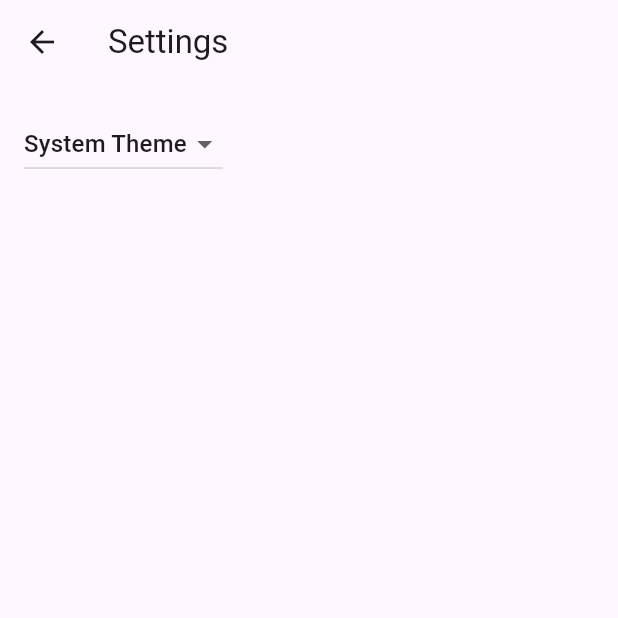
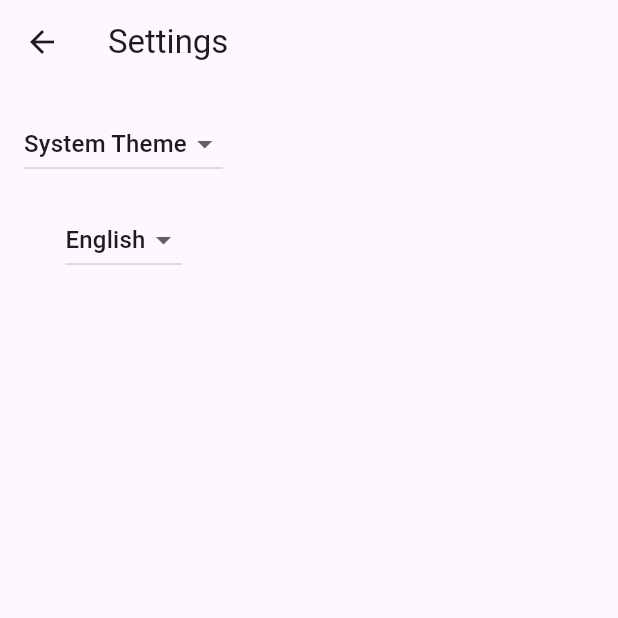
Before and after one commit to jmbae/flutter_todo_app, a Flutter app: the screen it shows after launch, after a tap on the "settings" icon, on a phone screen of 412 x 824 dp, the top half of it. Run offline on Flutter 3.47's test engine with Material 3 defaults, Android fonts, the phone set to English and light mode, and no system bars; generated files the repository leaves out were written again.

Commit message:
앱의 다국어 지원 추가 및 한국어 로컬라이제이션 파일 생성

```diff
--- a/lib/src/app.dart
+++ b/lib/src/app.dart
@@ -24,14 +24,27 @@ class MyApp extends StatelessWidget {
         return MaterialApp(
           restorationScopeId: 'app',
           localizationsDelegates: const [
+            // 앱에서 사용하는 지역화 문자열을 찾는 데 사용됩니다.
             AppLocalizations.delegate,
+
+            // Flutter에서 제공하는 기본적인 위젯들의 다국어 지원을 위한 delegate입니다.
+            // Material Design 위젯 (예: ElevatedButton, TextField)의 텍스트를 번역합니다.
+            // (예: "OK", "Cancel" 버튼의 텍스트, 달력의 요일 이름 등)
             GlobalMaterialLocalizations.delegate,
+
+            // Flutter 위젯들의 일반적인 텍스트 (Material Design 이외의 부분)를 위한 delegate입니다.
+            // 플랫폼에 따른 텍스트 방향 (LTR/RTL) 설정 등을 처리합니다.
             GlobalWidgetsLocalizations.delegate,
+
+            // Cupertino (iOS 스타일) 위젯들의 다국어 지원을 위한 delegate입니다.
+            // CupertinoAlertDialog, CupertinoDatePicker 등의 위젯에 사용되는 텍스트를 번역합니다.
             GlobalCupertinoLocalizations.delegate,
           ],
           supportedLocales: const [
-            Locale('en', ''), // English, no country code
+            Locale('en', ''),
+            Locale('ko', ''),
           ],
+          locale: settingsController.locale,
           onGenerateTitle: (BuildContext context) =>
               AppLocalizations.of(context)!.appTitle,
           theme: ThemeData(),
--- a/lib/src/localization/app_en.arb
+++ b/lib/src/localization/app_en.arb
@@ -1,5 +1,6 @@
 {
-  "appTitle": "flutter_todo_app",
+  "@@locale": "en",
+  "appTitle": "Flutter Todo App",
   "@appTitle": {
     "description": "The title of the application"
   }
--- a/lib/src/settings/settings_controller.dart
+++ b/lib/src/settings/settings_controller.dart
@@ -2,49 +2,46 @@ import 'package:flutter/material.dart';
 
 import 'settings_service.dart';
 
-/// A class that many Widgets can interact with to read user settings, update
-/// user settings, or listen to user settings changes.
-///
-/// Controllers glue Data Services to Flutter Widgets. The SettingsController
-/// uses the SettingsService to store and retrieve user settings.
 class SettingsController with ChangeNotifier {
   SettingsController(this._settingsService);
 
-  // Make SettingsService a private variable so it is not used directly.
   final SettingsService _settingsService;
 
-  // Make ThemeMode a private variable so it is not updated directly without
-  // also persisting the changes with the SettingsService.
   late ThemeMode _themeMode;
 
-  // Allow Widgets to read the user's preferred ThemeMode.
+  late Locale _locale;
+
   ThemeMode get themeMode => _themeMode;
 
-  /// Load the user's settings from the SettingsService. It may load from a
-  /// local database or the internet. The controller only knows it can load the
-  /// settings from the service.
+  Locale get locale => _locale;
+
   Future<void> loadSettings() async {
     _themeMode = await _settingsService.themeMode();
 
-    // Important! Inform listeners a change has occurred.
+    _locale = await _settingsService.locale();
+
     notifyListeners();
   }
 
-  /// Update and persist the ThemeMode based on the user's selection.
   Future<void> updateThemeMode(ThemeMode? newThemeMode) async {
     if (newThemeMode == null) return;
 
-    // Do not perform any work if new and old ThemeMode are identical
     if (newThemeMode == _themeMode) return;
 
-    // Otherwise, store the new ThemeMode in memory
     _themeMode = newThemeMode;
 
-    // Important! Inform listeners a change has occurred.
     notifyListeners();
 
-    // Persist the changes to a local database or the internet using the
-    // SettingService.
     await _settingsService.updateThemeMode(newThemeMode);
   }
+
+  Future<void> updateLocale(Locale newLocale) async {
+    if (newLocale == _locale) return;
+
+    _locale = newLocale;
+
+    notifyListeners();
+
+    await _settingsService.updateLocale(newLocale);
+  }
 }
--- a/lib/src/settings/settings_view.dart
+++ b/lib/src/settings/settings_view.dart
@@ -21,14 +21,10 @@ class SettingsView extends StatelessWidget {
       ),
       body: Padding(
         padding: const EdgeInsets.all(16),
-        // Glue the SettingsController to the theme selection DropdownButton.
-        //
-        // When a user selects a theme from the dropdown list, the
-        // SettingsController is updated, which rebuilds the MaterialApp.
-        child: DropdownButton<ThemeMode>(
-          // Read the selected themeMode from the controller
+        child: Column(
+          children: [
+            DropdownButton<ThemeMode>(
               value: controller.themeMode,
-          // Call the updateThemeMode method any time the user selects a theme.
               onChanged: controller.updateThemeMode,
               items: const [
                 DropdownMenuItem(
@@ -45,6 +41,27 @@ class SettingsView extends StatelessWidget {
                 )
               ],
             ),
+            const SizedBox(height: 16),
+            DropdownButton<Locale>(
+              value: controller.locale,
+              onChanged: (Locale? newLocale) {
+                if (newLocale != null) {
+                  controller.updateLocale(newLocale);
+                }
+              },
+              items: const [
+                DropdownMenuItem(
+                  value: Locale('en'),
+                  child: Text('English'),
+                ),
+                DropdownMenuItem(
+                  value: Locale('ko'),
+                  child: Text('한국어'),
+                )
+              ],
+            )
+          ],
+        ),
       ),
     );
   }
--- a/lib/src/todo_list_view.dart
+++ b/lib/src/todo_list_view.dart
@@ -1,4 +1,5 @@
 import 'package:flutter/material.dart';
+import 'package:flutter_gen/gen_l10n/app_localizations.dart';
 
 import 'settings/settings_view.dart';
 
@@ -14,7 +15,8 @@ class _TodoListViewState extends State<TodoListView> {
   @override
   Widget build(BuildContext context) {
     return Scaffold(
-      appBar: AppBar(title: Text('Todo App'), actions: [
+      appBar:
+          AppBar(title: Text(AppLocalizations.of(context)!.appTitle), actions: [
         IconButton(
             onPressed: () {
               Navigator.restorablePushNamed(context, SettingsView.routeName);
```
Also changed, not shown: lib/src/localization/app_ko.arb (added, +7 -0 lines), lib/src/settings/settings_service.dart (+7 -7 lines). Lines whose indentation alone changed are shown as unchanged.
